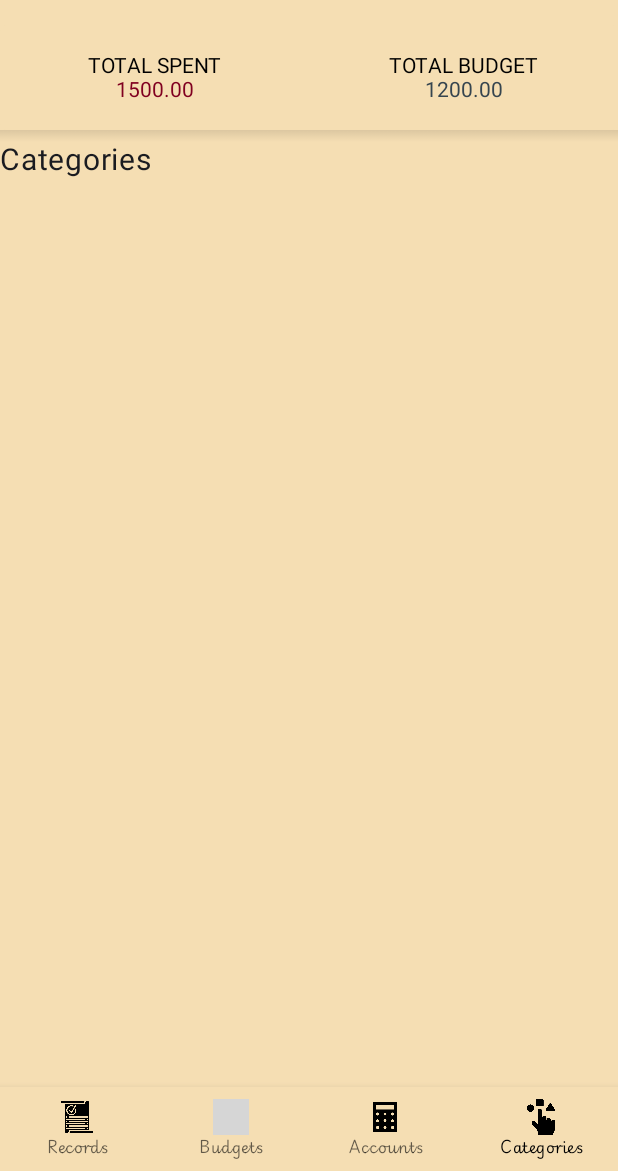
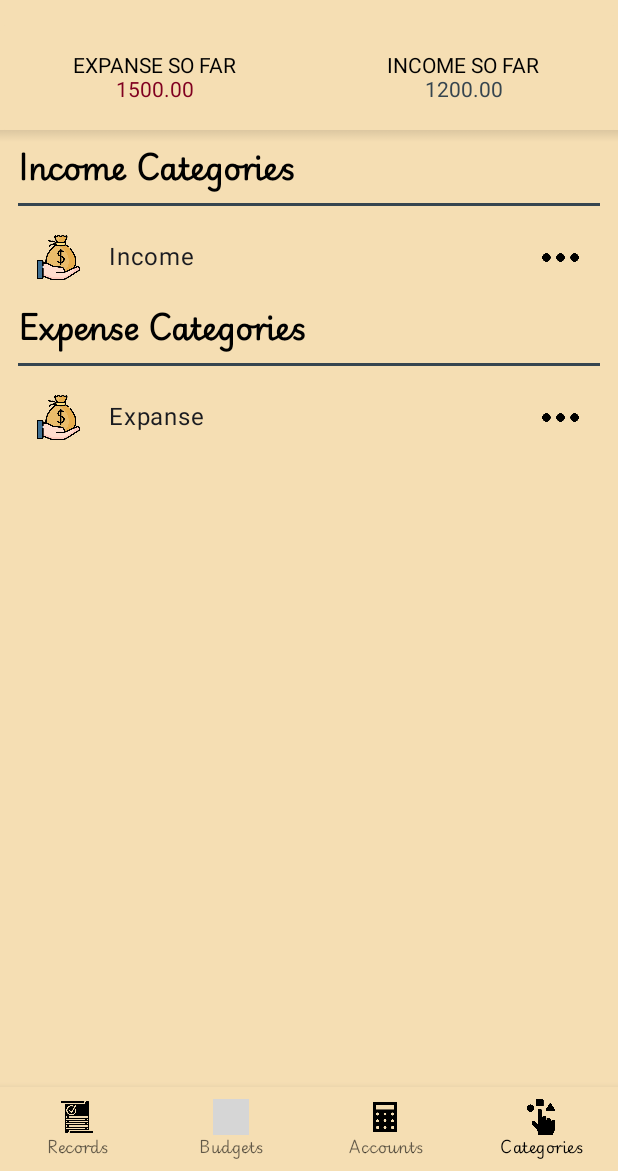
Before and after one commit to code-aslam/personalfinance, an Android app built with Jetpack Compose: the screen it shows after launch (MainActivity), item 4 of the bottom bar chosen, on a phone screen of 412 x 824 dp, the part 65-1236 px from its top. Run offline under Robolectric (Android 15) with nearby library versions, the phone set to English and light mode, and no system bars; our stand-ins replace Dagger/Hilt's generated code, Room's generated code; grey boxes are pictures that could not be loaded.

Commit message:
Implemented Categories list item flow through viewmodel

```diff
--- /dev/null
+++ b/app/src/main/java/com/example/personalfinance/common/CategoryType.kt
@@ -0,0 +1,6 @@
+package com.example.personalfinance.common
+
+enum class CategoryType {
+    INCOME,
+    EXPENSE
+}
--- a/app/src/main/java/com/example/personalfinance/navigation/NavigationHost.kt
+++ b/app/src/main/java/com/example/personalfinance/navigation/NavigationHost.kt
@@ -5,17 +5,18 @@ import androidx.compose.runtime.Composable
 import androidx.navigation.NavHostController
 import androidx.navigation.compose.NavHost
 import androidx.navigation.compose.composable
+import com.example.personalfinance.presentation.HomeViewModel
 import com.example.personalfinance.presentation.accounts.components.Accounts
 import com.example.personalfinance.presentation.budgets.components.Budgets
 import com.example.personalfinance.presentation.categories.components.Categories
 import com.example.personalfinance.presentation.records.components.Records
 
 @Composable
-fun NavigationHost(navController: NavHostController, padding : PaddingValues, handleDrawer : () -> Unit) {
+fun NavigationHost(navController: NavHostController, padding : PaddingValues, handleDrawer : () -> Unit, viewModel: HomeViewModel) {
     NavHost(navController = navController, startDestination = BottomNavItem.Records.route){
         composable(BottomNavItem.Records.route) { Records(padding, handleDrawer) }
         composable(BottomNavItem.Budgets.route) { Budgets(padding, handleDrawer) }
         composable(BottomNavItem.Accounts.route) { Accounts(padding, handleDrawer) }
-        composable(BottomNavItem.Categories.route) { Categories(padding, handleDrawer) }
+        composable(BottomNavItem.Categories.route) { Categories(padding, handleDrawer, viewModel) }
     }
 }
--- /dev/null
+++ b/app/src/main/java/com/example/personalfinance/presentation/HomeViewModel.kt
@@ -0,0 +1,90 @@
+package com.example.personalfinance.presentation
+
+import android.util.Log
+import androidx.lifecycle.viewModelScope
+import com.example.personalfinance.R
+import com.example.personalfinance.common.CategoryType
+import com.example.personalfinance.domain.cleanarchitecture.usecase.UseCaseExecutor
+import com.example.personalfinance.domain.home.usecases.FetchRecordsUseCase
+import com.example.personalfinance.presentation.cleanarchitecture.viewmodel.BaseViewModel
+import dagger.hilt.android.lifecycle.HiltViewModel
+import com.example.personalfinance.data.home.entity.Record
+import com.example.personalfinance.presentation.categories.model.Category
+import kotlinx.coroutines.flow.Flow
+import kotlinx.coroutines.flow.MutableStateFlow
+import kotlinx.coroutines.flow.StateFlow
+import kotlinx.coroutines.launch
+
+import javax.inject.Inject
+
+@HiltViewModel
+class HomeViewModel @Inject constructor(
+    private val fetchRecordsUseCase: FetchRecordsUseCase,
+    useCaseExecutor: UseCaseExecutor
+) : BaseViewModel(useCaseExecutor) {
+
+    private val _incomeCategoryList = MutableStateFlow(mutableListOf<Category>())
+    val incomeCategoryList: StateFlow<MutableList<Category>> = _incomeCategoryList
+
+    private val _expanseCategoryList = MutableStateFlow(mutableListOf<Category>())
+    val expanseCategoryList: StateFlow<MutableList<Category>> = _expanseCategoryList
+
+    private val _recordList = MutableStateFlow(emptyList<Record>())
+    val recordList: StateFlow<List<Record>> = _recordList
+
+    init {
+        addIncomeCategory(
+            Category(
+                title = "Income",
+                icon = R.drawable.salary
+            )
+        )
+
+        addExpanseCategory(
+            Category(
+                title = "Expanse",
+                icon = R.drawable.salary
+            )
+        )
+    }
+
+    fun test() {
+        useCaseExecutor.execute(fetchRecordsUseCase, "", ::pot)
+    }
+
+    fun pot(records: Flow<List<Record>>) {
+        viewModelScope.launch {
+            records.collect {
+                _recordList.value = it
+            }
+        }
+    }
+
+    fun addIncomeCategory(category: Category) {
+        viewModelScope.launch {
+            category.type = CategoryType.INCOME
+            _incomeCategoryList.value.add(category)
+        }
+    }
+
+    fun removeIncomeCategory(category: Category) {
+        viewModelScope.launch {
+            _incomeCategoryList.value.remove(category)
+        }
+    }
+
+    fun addExpanseCategory(category: Category) {
+        viewModelScope.launch {
+            category.type = CategoryType.EXPENSE
+            _expanseCategoryList.value.add(category)
+        }
+    }
+
+    fun removeExpanseCategory(category: Category) {
+        viewModelScope.launch {
+            _expanseCategoryList.value.remove(category)
+        }
+    }
+
+
+}
--- a/app/src/main/java/com/example/personalfinance/presentation/MainActivity.kt
+++ b/app/src/main/java/com/example/personalfinance/presentation/MainActivity.kt
@@ -9,44 +9,26 @@ import androidx.activity.compose.setContent
 import androidx.activity.enableEdgeToEdge
 import androidx.activity.viewModels
 import androidx.compose.foundation.ExperimentalFoundationApi
-import androidx.compose.foundation.background
 import androidx.compose.foundation.isSystemInDarkTheme
 import androidx.compose.foundation.layout.Box
-import androidx.compose.foundation.layout.Column
 import androidx.compose.foundation.layout.PaddingValues
-import androidx.compose.foundation.layout.fillMaxSize
-import androidx.compose.foundation.layout.height
 import androidx.compose.foundation.layout.padding
-import androidx.compose.foundation.lazy.LazyColumn
-import androidx.compose.foundation.lazy.items
-import androidx.compose.material3.BottomAppBar
 import androidx.compose.material3.DrawerValue
 import androidx.compose.material3.ModalDrawerSheet
 import androidx.compose.material3.ModalNavigationDrawer
 import androidx.compose.material3.Scaffold
-import androidx.compose.material3.Text
-import androidx.compose.material3.TopAppBar
 import androidx.compose.material3.rememberDrawerState
 import androidx.compose.runtime.Composable
 import androidx.compose.runtime.DisposableEffect
-import androidx.compose.runtime.collectAsState
-import androidx.compose.runtime.getValue
 import androidx.compose.runtime.rememberCoroutineScope
 import androidx.compose.ui.Modifier
 import androidx.compose.ui.graphics.RectangleShape
 import androidx.compose.ui.graphics.toArgb
 import androidx.compose.ui.platform.LocalContext
-import androidx.compose.ui.tooling.preview.Preview
-import androidx.compose.ui.unit.dp
-import androidx.navigation.NavController
 import androidx.navigation.NavHostController
 import androidx.navigation.compose.rememberNavController
 import com.example.personalfinance.navigation.NavigationHost
-import com.example.personalfinance.presentation.records.HomeViewModel
-import com.example.personalfinance.presentation.records.components.RecordHeader
-import com.example.personalfinance.presentation.records.components.Records
 import com.example.personalfinance.ui.BottomNavigationBar
-import com.example.personalfinance.ui.Toolbar
 import com.example.personalfinance.ui.theme.Beige
 import com.example.personalfinance.ui.theme.PersonalFinanceTheme
 import dagger.hilt.android.AndroidEntryPoint
@@ -61,7 +43,7 @@ class MainActivity : ComponentActivity() {
         setContent {
             PersonalFinanceTheme {
                 setupStatusBar()
-                MainRenderer()
+                MainRenderer(homeViewModel)
             }
         }
     }
@@ -69,7 +51,7 @@ class MainActivity : ComponentActivity() {
 
 @SuppressLint("UnusedMaterial3ScaffoldPaddingParameter")
 @Composable
-fun MainRenderer() {
+fun MainRenderer(homeViewModel: HomeViewModel) {
     val navController = rememberNavController()
     val drawerState = rememberDrawerState(initialValue = DrawerValue.Closed)
     val scope = rememberCoroutineScope()
@@ -94,7 +76,7 @@ fun MainRenderer() {
                     },
                 ) {
                         innerPadding->
-                    MainConfiguration(navController = navController,innerPadding){
+                    MainConfiguration(navController = navController,innerPadding, homeViewModel){
                         scope.launch {
                             drawerState.apply {
                                 if (isClosed) open() else close()
@@ -109,8 +91,8 @@ fun MainRenderer() {
 
 @OptIn(ExperimentalFoundationApi::class)
 @Composable
-fun MainConfiguration(navController: NavHostController, padding : PaddingValues, handleDrawer : () -> Unit){
-    NavigationHost(navController = navController, padding, handleDrawer)
+fun MainConfiguration(navController: NavHostController, padding : PaddingValues, homeViewModel: HomeViewModel, handleDrawer : () -> Unit){
+    NavigationHost(navController = navController, padding, handleDrawer, homeViewModel)
 }
 
 @Composable
--- a/app/src/main/java/com/example/personalfinance/presentation/accounts/components/Accounts.kt
+++ b/app/src/main/java/com/example/personalfinance/presentation/accounts/components/Accounts.kt
@@ -22,7 +22,7 @@ import androidx.compose.ui.unit.dp
 import androidx.compose.ui.unit.sp
 import com.example.personalfinance.ui.Toolbar
 import com.example.personalfinance.ui.theme.Beige
-import com.example.personalfinance.ui.theme.BottomShadow
+import com.example.personalfinance.ui.BottomShadow
 import com.example.personalfinance.ui.theme.CharcoalGrey
 import com.example.personalfinance.ui.theme.DeepBurgundy
 
--- a/app/src/main/java/com/example/personalfinance/presentation/budgets/components/Budgets.kt
+++ b/app/src/main/java/com/example/personalfinance/presentation/budgets/components/Budgets.kt
@@ -12,7 +12,6 @@ import androidx.compose.foundation.layout.fillMaxWidth
 import androidx.compose.foundation.layout.height
 import androidx.compose.foundation.layout.padding
 import androidx.compose.foundation.lazy.LazyColumn
-import androidx.compose.foundation.lazy.items
 import androidx.compose.material.Card
 import androidx.compose.material3.Text
 import androidx.compose.runtime.Composable
@@ -21,10 +20,9 @@ import androidx.compose.ui.Modifier
 import androidx.compose.ui.graphics.Color
 import androidx.compose.ui.unit.dp
 import androidx.compose.ui.unit.sp
-import com.example.personalfinance.presentation.records.components.RecordHeader
 import com.example.personalfinance.ui.Toolbar
 import com.example.personalfinance.ui.theme.Beige
-import com.example.personalfinance.ui.theme.BottomShadow
+import com.example.personalfinance.ui.BottomShadow
 import com.example.personalfinance.ui.theme.CharcoalGrey
 import com.example.personalfinance.ui.theme.DeepBurgundy
 
--- a/app/src/main/java/com/example/personalfinance/presentation/categories/components/Categories.kt
+++ b/app/src/main/java/com/example/personalfinance/presentation/categories/components/Categories.kt
@@ -12,17 +12,24 @@ import androidx.compose.foundation.layout.fillMaxWidth
 import androidx.compose.foundation.layout.height
 import androidx.compose.foundation.layout.padding
 import androidx.compose.foundation.lazy.LazyColumn
+import androidx.compose.foundation.lazy.items
 import androidx.compose.material.Card
 import androidx.compose.material3.Text
 import androidx.compose.runtime.Composable
+import androidx.compose.runtime.collectAsState
 import androidx.compose.ui.Alignment
 import androidx.compose.ui.Modifier
 import androidx.compose.ui.graphics.Color
+import androidx.compose.ui.unit.DpSize
 import androidx.compose.ui.unit.dp
 import androidx.compose.ui.unit.sp
+import com.example.personalfinance.R
+import com.example.personalfinance.presentation.HomeViewModel
 import com.example.personalfinance.ui.Toolbar
 import com.example.personalfinance.ui.theme.Beige
-import com.example.personalfinance.ui.theme.BottomShadow
+import com.example.personalfinance.ui.BottomShadow
+import com.example.personalfinance.ui.ListItemCategory
+import com.example.personalfinance.ui.ListItemHeader
 import com.example.personalfinance.ui.theme.CharcoalGrey
 import com.example.personalfinance.ui.theme.DeepBurgundy
 
@@ -30,13 +37,18 @@ import com.example.personalfinance.ui.theme.DeepBurgundy
 @Composable
 fun Categories(
     padding: PaddingValues,
-    handleDrawer : () -> Unit){
+    handleDrawer: () -> Unit,
+    viewModel: HomeViewModel
+) {
+    val incomeCategories = viewModel.incomeCategoryList.collectAsState().value
+    val expanseCategories = viewModel.expanseCategoryList.collectAsState().value
     LazyColumn(
         modifier = Modifier
             .fillMaxSize()
             .padding(padding)
-            .background(Beige)) {
-        item{
+            .background(Beige)
+    ) {
+        item {
             Toolbar {
                 handleDrawer()
             }
@@ -46,13 +58,34 @@ fun Categories(
             BottomShadow()
         }
         item {
-            Text(text = "Categories", fontSize = 20.sp)
+            ListItemHeader(title = "Income Categories")
         }
+
+        items(incomeCategories) { item ->
+            ListItemCategory(
+                iconRes = item.icon,
+                iconWidth = DpSize(30.dp, 30.dp),
+                title = item.title
+            )
+        }
+
+        item {
+            ListItemHeader(title = "Expense Categories")
+        }
+
+        items(expanseCategories) { item ->
+            ListItemCategory(
+                iconRes = item.icon,
+                iconWidth = DpSize(30.dp, 30.dp),
+                title = item.title
+            )
+        }
+
     }
 }
 
 @Composable
-fun CategoryHeader(padding: PaddingValues){
+fun CategoryHeader(padding: PaddingValues) {
     Card(
         modifier = Modifier
             .fillMaxWidth()
@@ -61,26 +94,34 @@ fun CategoryHeader(padding: PaddingValues){
         backgroundColor = Color(245, 222, 179)
     ) {
         Column(
-            modifier = Modifier.fillMaxHeight().fillMaxWidth()
+            modifier = Modifier
+                .fillMaxHeight()
+                .fillMaxWidth()
         ) {
-            Row(modifier = Modifier
-                .fillMaxWidth()
-                .fillMaxHeight()) {
-                Column(modifier = Modifier
-                    .weight(1f)
-                    .fillMaxHeight(),
+            Row(
+                modifier = Modifier
+                    .fillMaxWidth()
+                    .fillMaxHeight()
+            ) {
+                Column(
+                    modifier = Modifier
+                        .weight(1f)
+                        .fillMaxHeight(),
                     verticalArrangement = Arrangement.Center,
-                    horizontalAlignment = Alignment.CenterHorizontally){
-                    androidx.compose.material.Text(text = "TOTAL SPENT")
-                    androidx.compose.material.Text("1500.00",  color = DeepBurgundy)
+                    horizontalAlignment = Alignment.CenterHorizontally
+                ) {
+                    androidx.compose.material.Text(text = "EXPANSE SO FAR")
+                    androidx.compose.material.Text("1500.00", color = DeepBurgundy)
                 }
-                Column(modifier = Modifier
-                    .weight(1f)
-                    .fillMaxHeight(),
+                Column(
+                    modifier = Modifier
+                        .weight(1f)
+                        .fillMaxHeight(),
                     verticalArrangement = Arrangement.Center,
-                    horizontalAlignment = Alignment.CenterHorizontally){
-                    androidx.compose.material.Text(text = "TOTAL BUDGET")
-                    androidx.compose.material.Text(text = "1200.00",  color = CharcoalGrey)
+                    horizontalAlignment = Alignment.CenterHorizontally
+                ) {
+                    androidx.compose.material.Text(text = "INCOME SO FAR")
+                    androidx.compose.material.Text(text = "1200.00", color = CharcoalGrey)
                 }
             }
         }
--- /dev/null
+++ b/app/src/main/java/com/example/personalfinance/presentation/categories/model/Category.kt
@@ -0,0 +1,11 @@
+package com.example.personalfinance.presentation.categories.model
+
+import androidx.annotation.DrawableRes
+import com.example.personalfinance.common.CategoryType
+
+data class Category(
+    val title : String,
+    @DrawableRes
+    val icon : Int,
+    var type : CategoryType = CategoryType.INCOME
+)
--- a/app/src/main/java/com/example/personalfinance/presentation/records/HomeViewModel.kt
+++ /dev/null
@@ -1,38 +0,0 @@
-package com.example.personalfinance.presentation.records
-
-import android.util.Log
-import androidx.lifecycle.viewModelScope
-import com.example.personalfinance.domain.cleanarchitecture.usecase.UseCaseExecutor
-import com.example.personalfinance.domain.home.usecases.FetchRecordsUseCase
-import com.example.personalfinance.presentation.cleanarchitecture.viewmodel.BaseViewModel
-import dagger.hilt.android.lifecycle.HiltViewModel
-import com.example.personalfinance.data.home.entity.Record
-import kotlinx.coroutines.flow.Flow
-import kotlinx.coroutines.flow.MutableStateFlow
-import kotlinx.coroutines.flow.StateFlow
-import kotlinx.coroutines.launch
-
-import javax.inject.Inject
-
-@HiltViewModel
-class HomeViewModel @Inject constructor(
-    private val fetchRecordsUseCase: FetchRecordsUseCase,
-    useCaseExecutor: UseCaseExecutor
-) : BaseViewModel(useCaseExecutor){
-
-    private val _recordList = MutableStateFlow(emptyList<Record>())
-    val recordList : StateFlow<List<Record>> = _recordList
-
-    fun test(){
-        useCaseExecutor.execute(fetchRecordsUseCase,"", ::pot)
-    }
-
-    fun pot(records : Flow<List<Record>>){
-        Log.e("aslam", "hshkfsfhfhkjshfjshkh")
-        viewModelScope.launch {
-            records.collect{
-                _recordList.value = it
-            }
-        }
-    }
-}
--- a/app/src/main/java/com/example/personalfinance/ui/theme/BottomShadow.kt
+++ b/app/src/main/java/com/example/personalfinance/ui/BottomShadow.kt
@@ -1,4 +1,4 @@
-package com.example.personalfinance.ui.theme
+package com.example.personalfinance.ui
 
 import androidx.compose.foundation.background
 import androidx.compose.foundation.layout.Box
--- /dev/null
+++ b/app/src/main/java/com/example/personalfinance/ui/ListItemCategory.kt
@@ -0,0 +1,32 @@
+package com.example.personalfinance.ui
+
+import androidx.annotation.DrawableRes
+import androidx.compose.foundation.Image
+import androidx.compose.foundation.layout.Row
+import androidx.compose.foundation.layout.fillMaxWidth
+import androidx.compose.foundation.layout.height
+import androidx.compose.foundation.layout.padding
+import androidx.compose.foundation.layout.size
+import androidx.compose.material3.Text
+import androidx.compose.runtime.Composable
+import androidx.compose.ui.Alignment
+import androidx.compose.ui.Modifier
+import androidx.compose.ui.res.painterResource
+import androidx.compose.ui.unit.DpSize
+import androidx.compose.ui.unit.dp
+import com.example.personalfinance.R
+
+@Composable
+fun ListItemCategory(@DrawableRes iconRes : Int, iconWidth : DpSize, title : String){
+    Row(
+        modifier = Modifier
+            .fillMaxWidth()
+            .height(60.dp)
+            .padding(5.dp),
+        verticalAlignment = Alignment.CenterVertically
+    ) {
+        Image(painter = painterResource(id = iconRes), contentDescription = "", modifier = Modifier.size(iconWidth).weight(1f))
+        Text(text = title, modifier = Modifier.weight(4f))
+        Image(painter = painterResource(id = R.drawable.dots), contentDescription = "", modifier = Modifier.size(DpSize(30.dp,30.dp)).weight(1f))
+    }
+}
--- /dev/null
+++ b/app/src/main/java/com/example/personalfinance/ui/ListItemHeader.kt
@@ -0,0 +1,41 @@
+package com.example.personalfinance.ui
+
+import androidx.compose.foundation.BorderStroke
+import androidx.compose.foundation.background
+import androidx.compose.foundation.border
+import androidx.compose.foundation.layout.Box
+import androidx.compose.foundation.layout.Column
+import androidx.compose.foundation.layout.Spacer
+import androidx.compose.foundation.layout.fillMaxWidth
+import androidx.compose.foundation.layout.height
+import androidx.compose.foundation.layout.padding
+import androidx.compose.material.Text
+import androidx.compose.runtime.Composable
+import androidx.compose.ui.Modifier
+import androidx.compose.ui.graphics.Color
+import androidx.compose.ui.text.font.FontFamily
+import androidx.compose.ui.text.font.FontWeight
+import androidx.compose.ui.tooling.preview.Preview
+import androidx.compose.ui.unit.dp
+import androidx.compose.ui.unit.sp
+import com.example.personalfinance.ui.theme.CharcoalGrey
+import com.example.personalfinance.ui.theme.PBGFont
+
+@Composable
+fun ListItemHeader(title : String){
+    Column {
+        Text(modifier = Modifier.padding(start = 12.dp, bottom = 4.dp, end = 12.dp), text = title, fontFamily = PBGFont, fontWeight = FontWeight.Bold, fontSize = 20.sp)
+        Spacer(modifier = Modifier.padding(2.dp))
+        Box(modifier = Modifier
+            .padding(start = 12.dp, bottom = 4.dp, end = 12.dp)
+            .fillMaxWidth()
+            .height(2.dp)
+            .background(CharcoalGrey))
+    }
+}
+
+@Preview(showBackground = true)
+@Composable
+fun test(){
+    ListItemHeader(title = "Income Category")
+}
```
Also changed, not shown: app/src/main/java/com/example/personalfinance/presentation/records/components/Records.kt (+1 -9 lines), app/src/main/res/drawable/dots.png (added), app/src/main/res/drawable/salary.png (added).
